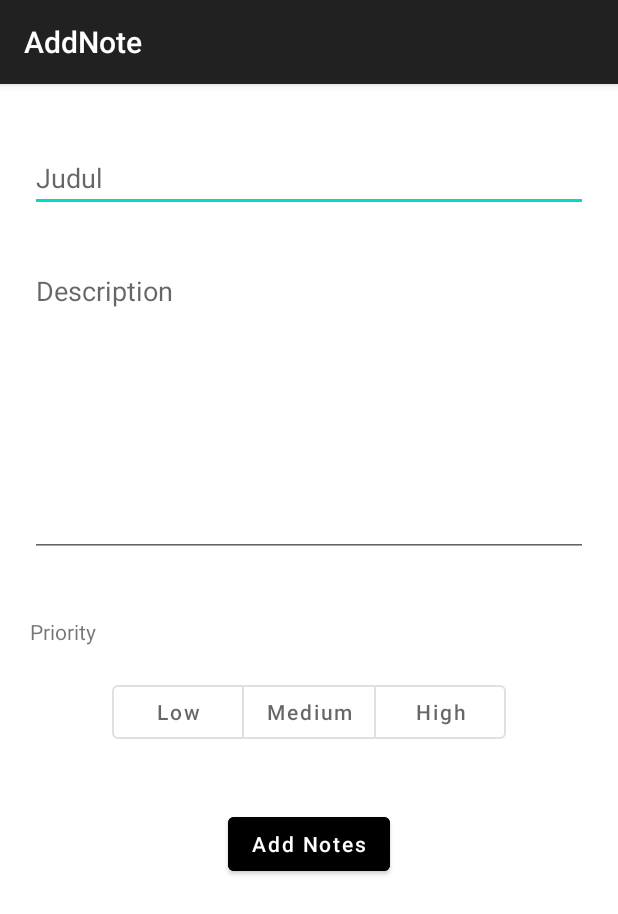
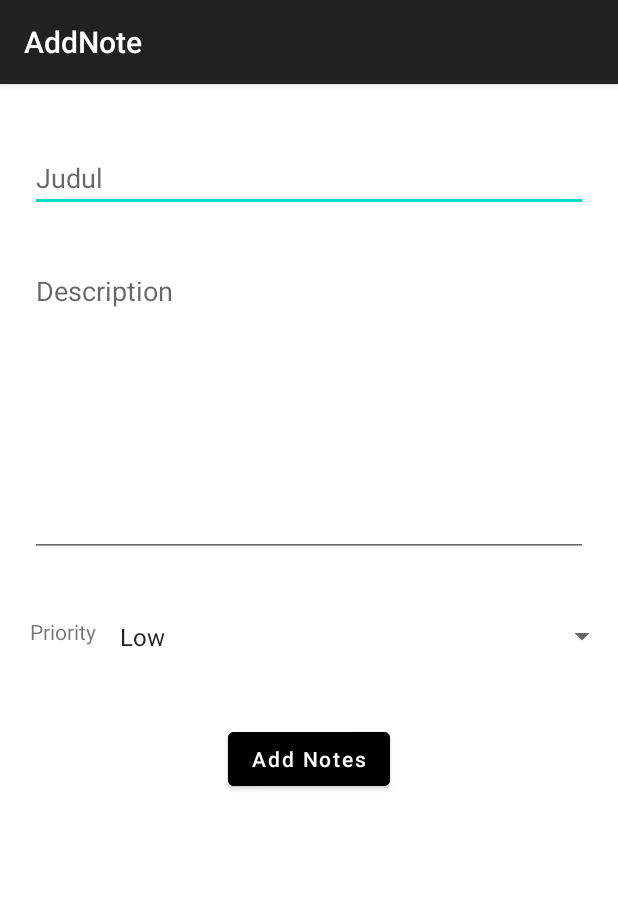
Before and after one commit to dwimirza/NotesApp----IDNMengajar, an Android app: the TambahNotes screen opened directly, with no data from a screen before it, on a phone screen of 412 x 824 dp. Shown: the top 914 px of the screen. Run offline under Robolectric (Android 15) with nearby library versions, the phone set to English and light mode, and no system bars; our stand-ins replace Room's generated code; libraries missing offline, so code that uses them is left out: by.kirich1409.viewbindingdelegate; 2 statements that could not run were skipped.

Commit message:
add priority

```diff
--- a/app/src/main/java/com/nanda/idnmengajar/room/NotesDatabase.kt
+++ b/app/src/main/java/com/nanda/idnmengajar/room/NotesDatabase.kt
@@ -4,10 +4,11 @@ import android.content.Context
 import androidx.room.Database
 import androidx.room.Room
 import androidx.room.RoomDatabase
+import androidx.room.TypeConverters
 import com.nanda.idnmengajar.data.entity.Notes
 
-
-@Database(entities = [Notes::class], version = 1, exportSchema = false )
+@TypeConverters(Converter::class)
+@Database(entities = [Notes::class], version = 2, exportSchema = false )
 abstract class NotesDatabase : RoomDatabase() {
 
     abstract fun NotesDao() : NotesDao
@@ -15,7 +16,6 @@ abstract class NotesDatabase : RoomDatabase() {
     companion object {
         @Volatile
         private var INSTANCE : NotesDatabase? = null
-
 
         fun getDatabase(context: Context): NotesDatabase {
             return INSTANCE ?: synchronized(this) {
--- /dev/null
+++ b/app/src/main/java/com/nanda/idnmengajar/utils/OnItemClickCallback.kt
@@ -0,0 +1,5 @@
+package com.nanda.idnmengajar.utils
+
+interface OnItemClickCallback {
+    fun onItemClicked()
+}
--- a/app/src/main/res/layout/activity_tambah_notes.xml
+++ b/app/src/main/res/layout/activity_tambah_notes.xml
@@ -37,50 +37,25 @@
         app:layout_constraintStart_toStartOf="parent"
         app:layout_constraintTop_toBottomOf="@id/deskripsi" />
 
-    <com.google.android.material.button.MaterialButtonToggleGroup
-        android:id="@+id/toggleButton"
-        android:layout_width="wrap_content"
-        android:layout_height="wrap_content"
-        android:layout_marginTop="20dp"
+    <androidx.appcompat.widget.AppCompatSpinner
+        android:id="@+id/spinner_priorities"
+        android:layout_width="0dp"
+        android:layout_height="35dp"
+        android:layout_marginStart="8dp"
+        android:entries="@array/priorities"
+        app:layout_constraintBaseline_toBottomOf="@id/tvPriority"
         app:layout_constraintEnd_toEndOf="parent"
-        app:layout_constraintStart_toStartOf="parent"
-        app:layout_constraintTop_toBottomOf="@id/tvPriority">
-
-        <Button
-            style="?attr/materialButtonOutlinedStyle"
-            android:layout_width="wrap_content"
-            android:layout_height="wrap_content"
-            android:text="Low"
-            android:textAllCaps="false" />
-
-        <Button
-            style="?attr/materialButtonOutlinedStyle"
-            android:layout_width="wrap_content"
-            android:layout_height="wrap_content"
-            android:text="Medium"
-            android:textAllCaps="false" />
-
-        <Button
-            style="?attr/materialButtonOutlinedStyle"
-            android:layout_width="wrap_content"
-            android:layout_height="wrap_content"
-            android:text="High"
-
-            android:textAllCaps="false" />
-
-    </com.google.android.material.button.MaterialButtonToggleGroup>
+        app:layout_constraintStart_toEndOf="@id/tvPriority" />
 
     <Button
         android:id="@+id/btnAdd"
         android:layout_width="wrap_content"
         android:layout_height="wrap_content"
+        android:layout_marginTop="40dp"
+        android:backgroundTint="@color/black"
+        android:text="Add Notes"
+        android:textAllCaps="false"
         app:layout_constraintEnd_toEndOf="parent"
         app:layout_constraintStart_toStartOf="parent"
-        app:layout_constraintTop_toBottomOf="@id/toggleButton"
-        android:text="Add Notes"
-        android:textAllCaps="false"
-        android:backgroundTint="@color/black"
-        android:layout_marginTop="40dp"/>
-
-
+        app:layout_constraintTop_toBottomOf="@id/spinner_priorities" />
 </androidx.constraintlayout.widget.ConstraintLayout>
--- a/app/src/main/res/layout/row_item_judul.xml
+++ b/app/src/main/res/layout/row_item_judul.xml
@@ -7,9 +7,11 @@
     android:orientation="vertical">
 
     <com.google.android.material.card.MaterialCardView
+        android:id="@+id/cv_notes"
         android:layout_width="match_parent"
         android:layout_height="150dp"
         android:clickable="true"
+        android:focusable="true"
         android:foreground="?attr/selectableItemBackground"
         app:cardElevation="4dp"
         app:cardPreventCornerOverlap="true"
@@ -18,7 +20,6 @@
         <RelativeLayout
             android:layout_width="match_parent"
             android:layout_height="match_parent"
-            android:background="@color/cream"
             android:orientation="vertical">
 
             <TextView
--- a/app/src/main/res/values/colors.xml
+++ b/app/src/main/res/values/colors.xml
@@ -8,4 +8,8 @@
     <color name="black">#FF000000</color>
     <color name="white">#FFFFFFFF</color>
     <color name="cream">#F5EDDC</color>
+
+    <color name="pink">#F093FF</color>
+    <color name="yellow">#FFDE8E</color>
+    <color name="green">#96FF9C</color>
 </resources>
--- a/app/src/main/res/values/strings.xml
+++ b/app/src/main/res/values/strings.xml
@@ -1,4 +1,10 @@
 <resources>
     <string name="app_name">IdnMengajar</string>
     <string name="judul">judul</string>
+
+    <array name="priorities">
+        <item>Low</item>
+        <item>Medium</item>
+        <item>High</item>
+    </array>
 </resources>
```
Also changed, not shown: app/src/main/java/com/nanda/idnmengajar/MainActivity.kt (+7 -8 lines), app/src/main/java/com/nanda/idnmengajar/TambahNotes.kt (+18 -3 lines), app/src/main/java/com/nanda/idnmengajar/data/NotesAdapter.kt (+15 -2 lines), app/src/main/java/com/nanda/idnmengajar/data/entity/Notes.kt (+9 -1 lines), app/src/main/java/com/nanda/idnmengajar/room/Converter.kt (added, +22 -0 lines).
